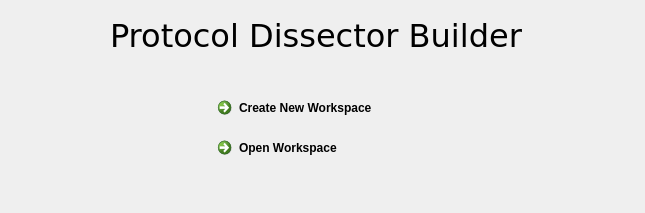
Old version of the form UI/ProjectPane/launcher.ui in the repository mschong/Protocol-Dissector-Builder.
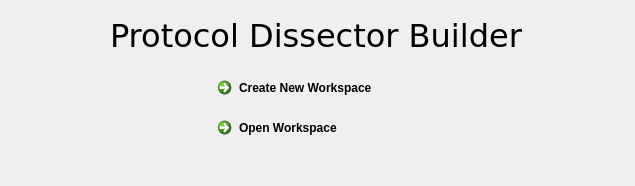
New version of the form.

Patch:
```diff
--- a/UI/ProjectPane/launcher.ui
+++ b/UI/ProjectPane/launcher.ui
@@ -6,14 +6,20 @@
    <rect>
     <x>0</x>
     <y>0</y>
-    <width>645</width>
-    <height>213</height>
+    <width>635</width>
+    <height>186</height>
    </rect>
   </property>
   <property name="minimumSize">
    <size>
-    <width>0</width>
-    <height>0</height>
+    <width>635</width>
+    <height>186</height>
+   </size>
+  </property>
+  <property name="maximumSize">
+   <size>
+    <width>635</width>
+    <height>186</height>
    </size>
   </property>
   <property name="windowTitle">
@@ -42,8 +48,8 @@
    <property name="geometry">
     <rect>
      <x>210</x>
-     <y>130</y>
-     <width>251</width>
+     <y>110</y>
+     <width>221</width>
      <height>41</height>
     </rect>
    </property>
@@ -55,8 +61,8 @@
    <property name="geometry">
     <rect>
      <x>210</x>
-     <y>90</y>
-     <width>251</width>
+     <y>70</y>
+     <width>221</width>
      <height>41</height>
     </rect>
    </property>
```
